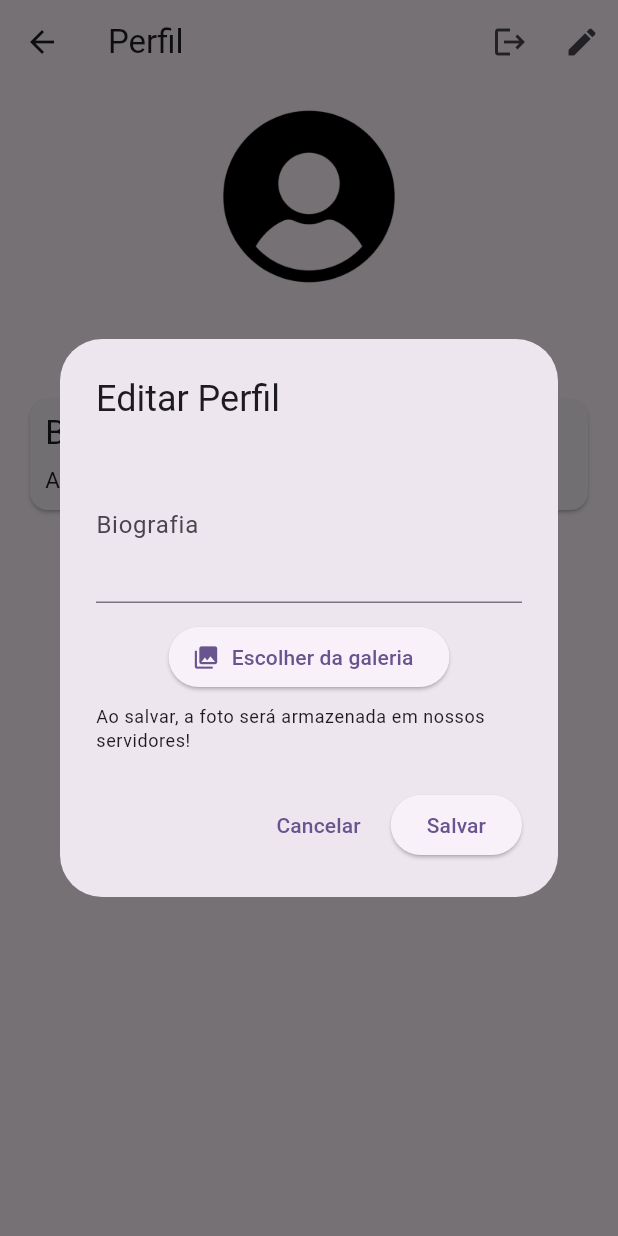
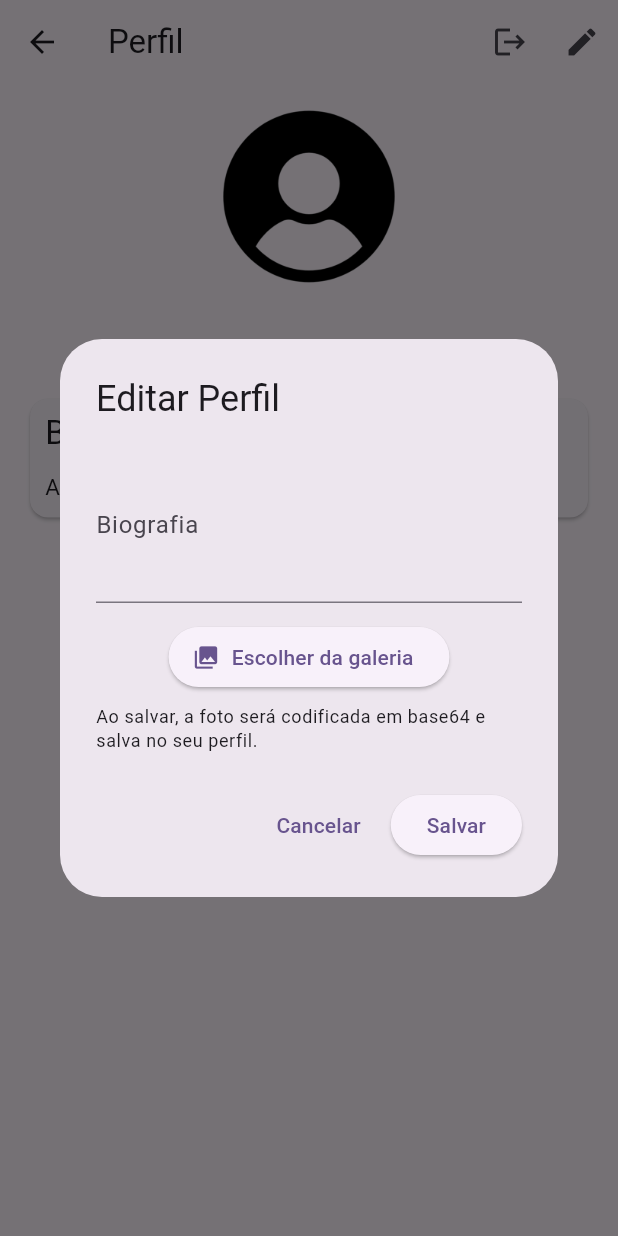
Before and after one commit to 5th-semester/hangout, a Flutter app: the UserPage screen opened directly, after a tap on the "edit" icon, on a phone screen of 412 x 824 dp. Run offline on Flutter 3.47's test engine with Material 3 defaults, Android fonts, the light colour scheme and no system bars; our stand-ins replace cloud_firestore, firebase_auth, firebase_core, geolocator, image_picker, mask_text_input_formatter; accounts and stored records are empty.

Commit message:
Atualizando imagens para navegador

```diff
--- a/lib/pages/user_page.dart
+++ b/lib/pages/user_page.dart
@@ -1,9 +1,9 @@
 import 'package:flutter/material.dart';
-import 'package:provider/provider.dart';
-import 'package:cloud_firestore/cloud_firestore.dart';
-import 'dart:io';
+import 'dart:typed_data';
 import 'dart:convert';
 import 'package:image_picker/image_picker.dart';
+import 'package:cloud_firestore/cloud_firestore.dart';
+import 'package:provider/provider.dart';
 import '../repositories/user_repository.dart';
 import '../models/user.dart';
 
@@ -18,23 +18,34 @@ class UserPage extends StatelessWidget {
     String currentPhotoBase64,
   ) async {
     final bioController = TextEditingController(text: currentBio);
-    XFile? pickedImage;
-    File? imageFile;
+    // REMOVIDO: XFile? pickedImage; (não estava sendo usado)
+    Uint8List? imageBytes; // Pode ser nulo inicialmente
     String photoPreviewUrl = currentPhotoUrl;
     String photoPreviewBase64 = currentPhotoBase64;
 
     await showDialog(
       context: context,
       builder: (context) => StatefulBuilder(
-        builder: (context, setState) => AlertDialog(
+        builder: (context, setState) {
+          // Lógica para determinar qual imagem mostrar no Avatar dentro do Dialog
+          ImageProvider? imageProvider;
+
+          if (imageBytes != null) {
+            // CORREÇÃO: Adicionado '!' pois já checamos se é nulo no if acima
+            imageProvider = MemoryImage(imageBytes!);
+          } else if (photoPreviewBase64.isNotEmpty) {
+            imageProvider = MemoryImage(base64Decode(photoPreviewBase64));
+          } else if (photoPreviewUrl.isNotEmpty) {
+            imageProvider = NetworkImage(photoPreviewUrl);
+          }
+
+          return AlertDialog(
             title: const Text('Editar Perfil'),
             content: SingleChildScrollView(
               child: Column(
                 children: [
-                // preview: selecionada > base64 atual > url atual
-                if (pickedImage != null ||
-                    photoPreviewBase64.isNotEmpty ||
-                    photoPreviewUrl.isNotEmpty)
+                  // Exibe o avatar apenas se houver alguma imagem disponível
+                  if (imageProvider != null)
                     Container(
                       width: 120,
                       height: 120,
@@ -42,12 +53,7 @@ class UserPage extends StatelessWidget {
                       decoration: BoxDecoration(
                         shape: BoxShape.circle,
                         image: DecorationImage(
-                        image: pickedImage != null
-                            ? FileImage(File(pickedImage!.path)) // <-- changed: use ! to satisfy analyzer
-                            : (photoPreviewBase64.isNotEmpty
-                                ? MemoryImage(base64Decode(photoPreviewBase64))
-                                    as ImageProvider
-                                : NetworkImage(photoPreviewUrl) as ImageProvider),
+                          image: imageProvider,
                           fit: BoxFit.cover,
                         ),
                       ),
@@ -62,57 +68,73 @@ class UserPage extends StatelessWidget {
                     icon: const Icon(Icons.photo_library),
                     label: const Text('Escolher da galeria'),
                     onPressed: () async {
-                    final p = await ImagePicker()
-                        .pickImage(source: ImageSource.gallery, imageQuality: 75);
+                      final p = await ImagePicker().pickImage(
+                        source: ImageSource.gallery,
+                        imageQuality: 75,
+                      );
+
                       if (p != null) {
+                        final bytes = await p.readAsBytes();
                         setState(() {
-                        pickedImage = p;
-                        imageFile = File(p.path);
-                        // quando escolher, preferimos mostrar o arquivo local
+                          // pickedImage = p; // Removido
+                          imageBytes = bytes;
                         });
                       }
                     },
                   ),
                   const SizedBox(height: 8),
                   Text(
-                  'Ao salvar, a foto será armazenada em nossos servidores!',
+                    'Ao salvar, a foto será codificada em base64 e salva no seu perfil.',
                     style: Theme.of(context).textTheme.bodySmall,
                   ),
                 ],
               ),
             ),
             actions: [
-            TextButton(onPressed: () => Navigator.of(context).pop(), child: const Text('Cancelar')),
+              TextButton(
+                onPressed: () => Navigator.of(context).pop(),
+                child: const Text('Cancelar'),
+              ),
               ElevatedButton(
                 onPressed: () async {
                   final bio = bioController.text.trim();
                   try {
                     String uploadedBase64 = currentPhotoBase64;
                     String clearUrl = currentPhotoUrl;
-                  if (imageFile != null) {
-                    final bytes = await imageFile!.readAsBytes();
-                    uploadedBase64 = base64Encode(bytes);
-                    clearUrl = '';
+
+                    if (imageBytes != null) {
+                      uploadedBase64 = base64Encode(imageBytes!); // Use ! aqui também
+                      clearUrl = ''; // Limpa a URL antiga se tiver nova foto local
                     }
-                  await FirebaseFirestore.instance.collection('users').doc(uid).update({
+
+                    await FirebaseFirestore.instance
+                        .collection('users')
+                        .doc(uid)
+                        .update({
                       'bio': bio,
                       'photoBase64': uploadedBase64,
                       'photoUrl': clearUrl,
                     });
+
                     if (context.mounted) {
                       Navigator.of(context).pop();
-                    ScaffoldMessenger.of(context).showSnackBar(const SnackBar(content: Text('Perfil atualizado')));
+                      ScaffoldMessenger.of(context).showSnackBar(
+                        const SnackBar(content: Text('Perfil atualizado')),
+                      );
                     }
                   } catch (e) {
                     if (context.mounted) {
-                    ScaffoldMessenger.of(context).showSnackBar(SnackBar(content: Text('Erro ao salvar: $e')));
+                      ScaffoldMessenger.of(context).showSnackBar(
+                        SnackBar(content: Text('Erro ao salvar: $e')),
+                      );
                     }
                   }
                 },
                 child: const Text('Salvar'),
               ),
             ],
-        ),
+          );
+        },
       ),
     );
   }
@@ -145,13 +167,24 @@ class UserPage extends StatelessWidget {
           IconButton(
             icon: const Icon(Icons.edit),
             onPressed: () async {
-              // ler dados atuais (url + base64) do Firestore
-              final doc = await FirebaseFirestore.instance.collection('users').doc(uid).get();
+              final doc = await FirebaseFirestore.instance
+                  .collection('users')
+                  .doc(uid)
+                  .get();
               final data = doc.data() ?? {};
               final currentBio = data['bio'] as String? ?? '';
               final currentPhotoUrl = data['photoUrl'] as String? ?? '';
               final currentPhotoBase64 = data['photoBase64'] as String? ?? '';
-              await _showEditDialog(context, uid, currentBio, currentPhotoUrl, currentPhotoBase64);
+
+              if (context.mounted) {
+                await _showEditDialog(
+                  context,
+                  uid,
+                  currentBio,
+                  currentPhotoUrl,
+                  currentPhotoBase64,
+                );
+              }
             },
             tooltip: 'Editar Perfil',
           ),
@@ -170,6 +203,16 @@ class UserPage extends StatelessWidget {
           final doc = snapshot.data!;
           final user = User.fromFirestore(doc);
 
+          // Lógica de imagem do corpo principal
+          ImageProvider mainImageProvider;
+          if (user.photoUrl.isNotEmpty) {
+            mainImageProvider = NetworkImage(user.photoUrl);
+          } else if (user.photoBase64.isNotEmpty) {
+            mainImageProvider = MemoryImage(base64Decode(user.photoBase64));
+          } else {
+            mainImageProvider = const AssetImage('lib/repositories/images/user.png');
+          }
+
           return Center(
             child: Column(
               children: [
@@ -181,12 +224,8 @@ class UserPage extends StatelessWidget {
                     decoration: BoxDecoration(
                       shape: BoxShape.circle,
                       image: DecorationImage(
-                        image: user.photoUrl.isNotEmpty
-                            ? NetworkImage(user.photoUrl) as ImageProvider
-                            : (user.photoBase64.isNotEmpty
-                                ? MemoryImage(base64Decode(user.photoBase64))
-                                : const AssetImage('lib/repositories/images/user.png')) as ImageProvider,
-                        fit: BoxFit.fill,
+                        image: mainImageProvider,
+                        fit: BoxFit.cover, // Mudado de fill para cover para não distorcer
                       ),
                     ),
                   ),
@@ -215,12 +254,7 @@ class UserPage extends StatelessWidget {
                           child: Text("Bio", style: TextStyle(fontSize: 22)),
                         ),
                         Padding(
-                          padding: const EdgeInsets.only(
-                            top: 5,
-                            right: 10,
-                            bottom: 10,
-                            left: 10,
-                          ),
+                          padding: const EdgeInsets.all(10),
                           child: Text(
                             user.bio.isNotEmpty
                                 ? user.bio
```
Lines whose indentation alone changed are shown as unchanged.
